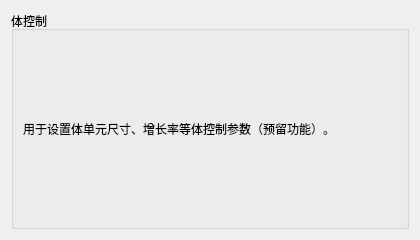
Before: the Qt Designer form plugins/Base_Mesh/MeshVolumeControlWidget.ui in asd977/base_cae, drawn with Qt 5.
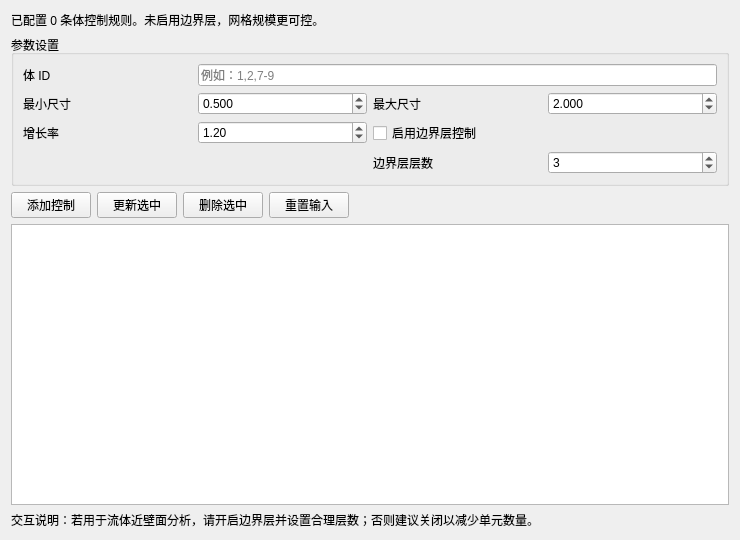
After: the same form once the commit is applied.

Commit message: feat(mesh): 完成边/面/体控制组件交互与参数管理

Diff of the .ui file:
```diff
--- a/plugins/Base_Mesh/MeshVolumeControlWidget.ui
+++ b/plugins/Base_Mesh/MeshVolumeControlWidget.ui
@@ -3,24 +3,207 @@
  <class>MeshVolumeControlWidget</class>
  <widget class="QWidget" name="MeshVolumeControlWidget">
   <property name="geometry">
-   <rect><x>0</x><y>0</y><width>420</width><height>240</height></rect>
+   <rect>
+    <x>0</x>
+    <y>0</y>
+    <width>740</width>
+    <height>540</height>
+   </rect>
   </property>
   <property name="windowTitle">
    <string>体控制</string>
   </property>
   <layout class="QVBoxLayout" name="verticalLayout">
    <item>
-    <widget class="QGroupBox" name="groupBox">
-     <property name="title"><string>体控制</string></property>
-     <layout class="QVBoxLayout" name="verticalLayout_2">
-      <item>
-       <widget class="QLabel" name="labelHint">
-        <property name="text"><string>用于设置体单元尺寸、增长率等体控制参数（预留功能）。</string></property>
+    <widget class="QLabel" name="labelSummary">
+     <property name="text">
+      <string>已配置 0 条体控制规则。未启用边界层，网格规模更可控。</string>
+     </property>
+     <property name="wordWrap">
+      <bool>true</bool>
+     </property>
+    </widget>
+   </item>
+   <item>
+    <widget class="QGroupBox" name="groupBoxInput">
+     <property name="title">
+      <string>参数设置</string>
+     </property>
+     <layout class="QGridLayout" name="gridLayout">
+      <item row="0" column="0">
+       <widget class="QLabel" name="labelVolumeIds">
+        <property name="text">
+         <string>体 ID</string>
+        </property>
+       </widget>
+      </item>
+      <item row="0" column="1" colspan="3">
+       <widget class="QLineEdit" name="editVolumeIds">
+        <property name="placeholderText">
+         <string>例如：1,2,7-9</string>
+        </property>
+       </widget>
+      </item>
+      <item row="1" column="0">
+       <widget class="QLabel" name="labelMinSize">
+        <property name="text">
+         <string>最小尺寸</string>
+        </property>
+       </widget>
+      </item>
+      <item row="1" column="1">
+       <widget class="QDoubleSpinBox" name="spinMinSize">
+        <property name="decimals">
+         <number>3</number>
+        </property>
+        <property name="minimum">
+         <double>0.001000000000000</double>
+        </property>
+        <property name="maximum">
+         <double>1000000.000000000000000</double>
+        </property>
+        <property name="value">
+         <double>0.500000000000000</double>
+        </property>
+       </widget>
+      </item>
+      <item row="1" column="2">
+       <widget class="QLabel" name="labelMaxSize">
+        <property name="text">
+         <string>最大尺寸</string>
+        </property>
+       </widget>
+      </item>
+      <item row="1" column="3">
+       <widget class="QDoubleSpinBox" name="spinMaxSize">
+        <property name="decimals">
+         <number>3</number>
+        </property>
+        <property name="minimum">
+         <double>0.001000000000000</double>
+        </property>
+        <property name="maximum">
+         <double>1000000.000000000000000</double>
+        </property>
+        <property name="value">
+         <double>2.000000000000000</double>
+        </property>
+       </widget>
+      </item>
+      <item row="2" column="0">
+       <widget class="QLabel" name="labelGrowthRate">
+        <property name="text">
+         <string>增长率</string>
+        </property>
+       </widget>
+      </item>
+      <item row="2" column="1">
+       <widget class="QDoubleSpinBox" name="spinGrowthRate">
+        <property name="decimals">
+         <number>2</number>
+        </property>
+        <property name="minimum">
+         <double>1.000000000000000</double>
+        </property>
+        <property name="maximum">
+         <double>5.000000000000000</double>
+        </property>
+        <property name="singleStep">
+         <double>0.050000000000000</double>
+        </property>
+        <property name="value">
+         <double>1.200000000000000</double>
+        </property>
+       </widget>
+      </item>
+      <item row="2" column="2" colspan="2">
+       <widget class="QCheckBox" name="checkBoundaryLayer">
+        <property name="text">
+         <string>启用边界层控制</string>
+        </property>
+       </widget>
+      </item>
+      <item row="3" column="2">
+       <widget class="QLabel" name="labelLayerCount">
+        <property name="text">
+         <string>边界层层数</string>
+        </property>
+       </widget>
+      </item>
+      <item row="3" column="3">
+       <widget class="QSpinBox" name="spinLayerCount">
+        <property name="minimum">
+         <number>1</number>
+        </property>
+        <property name="maximum">
+         <number>50</number>
+        </property>
+        <property name="value">
+         <number>3</number>
+        </property>
        </widget>
       </item>
      </layout>
     </widget>
    </item>
+   <item>
+    <layout class="QHBoxLayout" name="horizontalLayoutButtons">
+     <item>
+      <widget class="QPushButton" name="btnAdd">
+       <property name="text">
+        <string>添加控制</string>
+       </property>
+      </widget>
+     </item>
+     <item>
+      <widget class="QPushButton" name="btnUpdate">
+       <property name="text">
+        <string>更新选中</string>
+       </property>
+      </widget>
+     </item>
+     <item>
+      <widget class="QPushButton" name="btnDelete">
+       <property name="text">
+        <string>删除选中</string>
+       </property>
+      </widget>
+     </item>
+     <item>
+      <widget class="QPushButton" name="btnReset">
+       <property name="text">
+        <string>重置输入</string>
+       </property>
+      </widget>
+     </item>
+     <item>
+      <spacer name="horizontalSpacer">
+       <property name="orientation">
+        <enum>Qt::Horizontal</enum>
+       </property>
+       <property name="sizeHint" stdset="0">
+        <size>
+         <width>40</width>
+         <height>20</height>
+        </size>
+       </property>
+      </spacer>
+     </item>
+    </layout>
+   </item>
+   <item>
+    <widget class="QTableWidget" name="tableControls"/>
+   </item>
+   <item>
+    <widget class="QLabel" name="labelHint">
+     <property name="text">
+      <string>交互说明：若用于流体近壁面分析，请开启边界层并设置合理层数；否则建议关闭以减少单元数量。</string>
+     </property>
+     <property name="wordWrap">
+      <bool>true</bool>
+     </property>
+    </widget>
+   </item>
   </layout>
  </widget>
  <resources/>
```
The commit also changes 8 other files.
